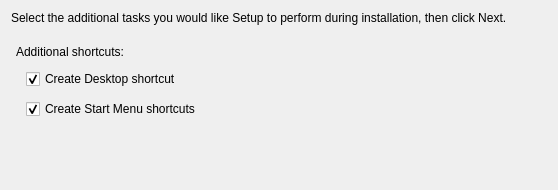
First picture: the form in resources/qtifw/packages/meta/shortcutcheckboxwidget.ui, repository horar/strata-host-core, before the edit.
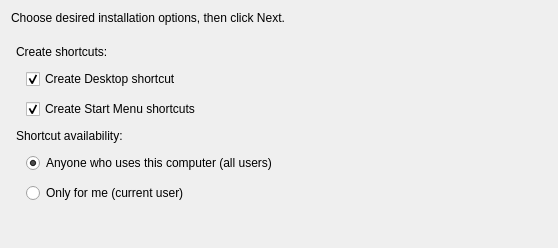
Second picture: the form after the edit.

Commit message: Add option to install for all users or only for current user (affects shortcuts)

What changed in the file:
```diff
--- a/resources/qtifw/packages/meta/shortcutcheckboxwidget.ui
+++ b/resources/qtifw/packages/meta/shortcutcheckboxwidget.ui
@@ -15,7 +15,7 @@
     <x>0</x>
     <y>0</y>
     <width>558</width>
-    <height>190</height>
+    <height>248</height>
    </rect>
   </property>
   <property name="minimumSize">
@@ -36,7 +36,7 @@
      <item>
       <widget class="QLabel" name="descriptionLabel">
        <property name="text">
-        <string>Select the additional tasks you would like Setup to perform during installation, then click Next.</string>
+        <string>Choose desired installation options, then click Next.</string>
        </property>
        <property name="wordWrap">
         <bool>true</bool>
@@ -54,7 +54,7 @@
        <item>
         <widget class="QLabel" name="optionLabel">
          <property name="text">
-          <string>Additional shortcuts:</string>
+          <string>Create shortcuts:</string>
          </property>
         </widget>
        </item>
@@ -91,6 +91,37 @@
          </item>
         </layout>
        </item>
+       <item>
+        <widget class="QLabel" name="availabilityLabel">
+         <property name="text">
+          <string>Shortcut availability:</string>
+         </property>
+        </widget>
+       </item>
+       <item>
+        <layout class="QVBoxLayout" name="verticalLayout_5">
+         <property name="leftMargin">
+          <number>10</number>
+         </property>
+         <item>
+          <widget class="QRadioButton" name="allUsersRadioButton">
+           <property name="text">
+            <string>Anyone who uses this computer (all users)</string>
+           </property>
+           <property name="checked">
+            <bool>true</bool>
+           </property>
+          </widget>
+         </item>
+         <item>
+          <widget class="QRadioButton" name="currentUserRadioButton">
+           <property name="text">
+            <string>Only for me (current user)</string>
+           </property>
+          </widget>
+         </item>
+        </layout>
+       </item>
       </layout>
      </item>
     </layout>
```
The commit also changes 2 other files.
